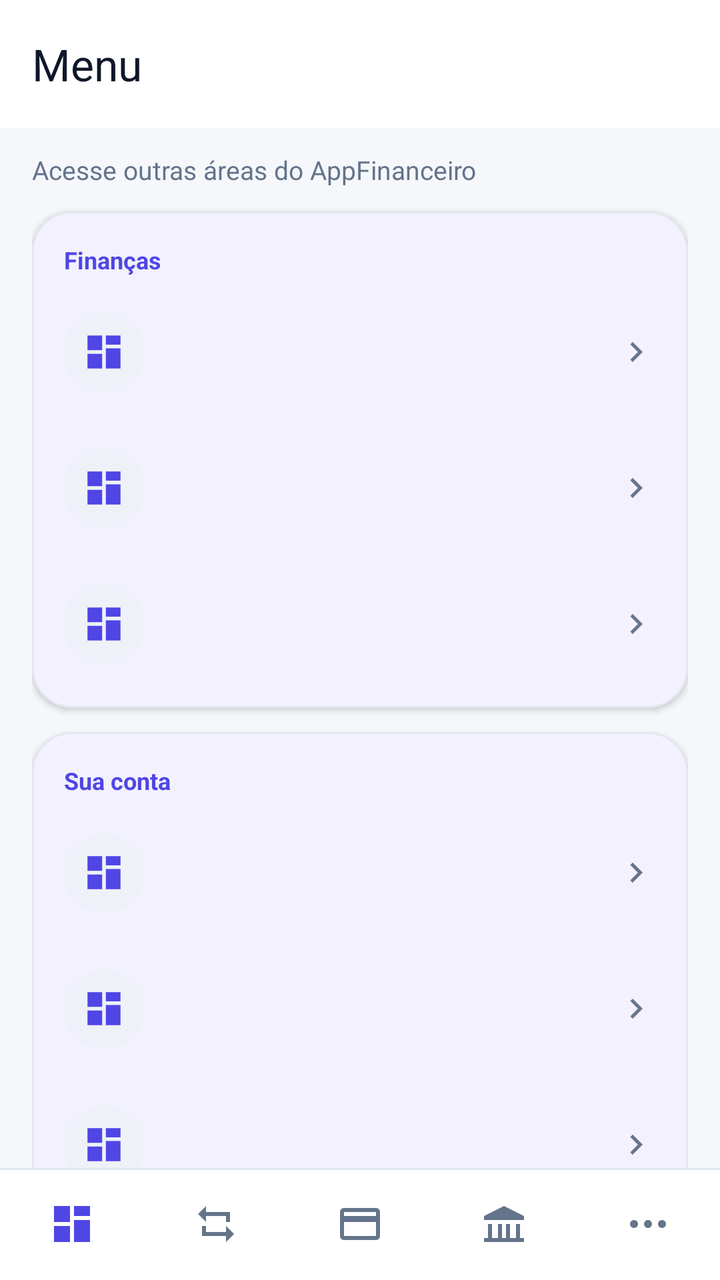
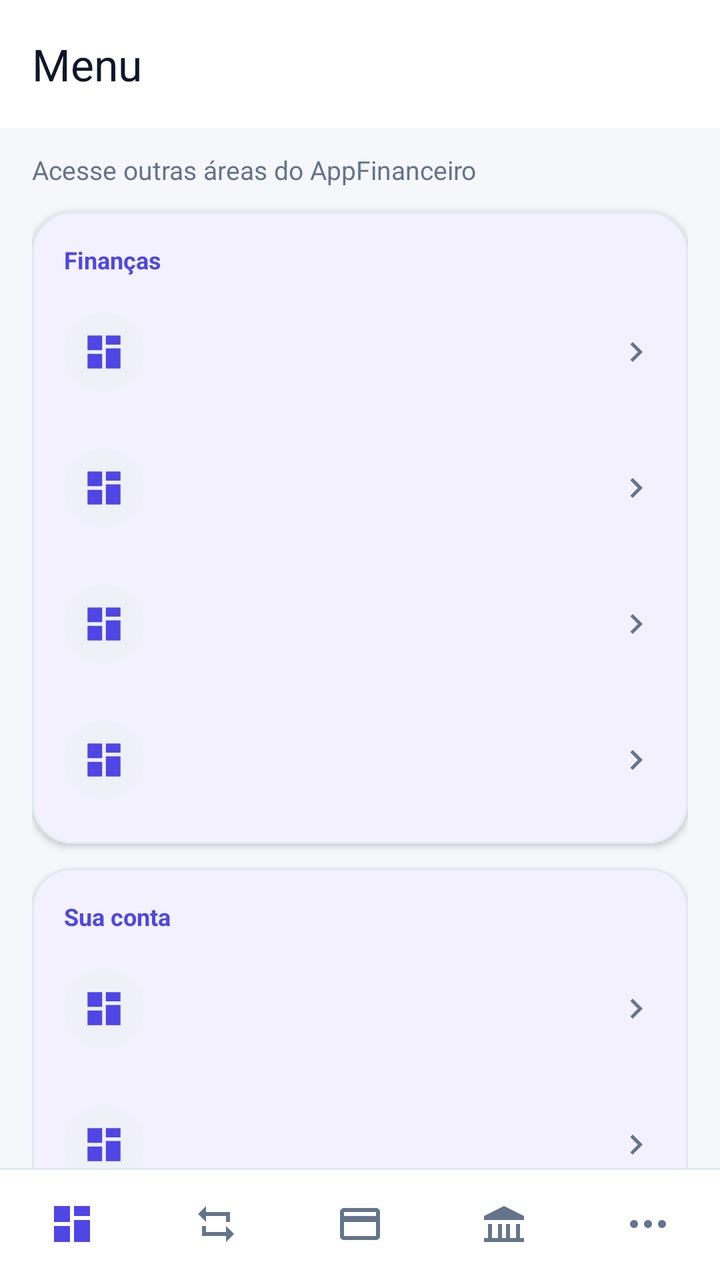

Screens rendered from an Android XML layout before and after an edit, with the pre-edit source and the edit as a unified diff.
<!-- AndroidManifest.xml: activity theme Theme.Appfinanceiro -->
<!-- res/layout/activity_menu.xml -->
<?xml version="1.0" encoding="utf-8"?>
<androidx.coordinatorlayout.widget.CoordinatorLayout xmlns:android="http://schemas.android.com/apk/res/android"
    xmlns:app="http://schemas.android.com/apk/res-auto"
    xmlns:tools="http://schemas.android.com/tools"
    android:layout_width="match_parent"
    android:layout_height="match_parent"
    android:background="?android:attr/colorBackground"
    tools:context=".ui.menu.MenuActivity">

    <com.google.android.material.appbar.AppBarLayout
        android:layout_width="match_parent"
        android:layout_height="wrap_content"
        android:background="?attr/colorSurface">

        <com.google.android.material.appbar.MaterialToolbar
            style="@style/ModernToolbar"
            android:layout_width="match_parent"
            android:layout_height="?attr/actionBarSize"
            android:background="?attr/colorSurface"
            app:title="Menu"
            app:titleTextColor="?attr/colorOnSurface" />
    </com.google.android.material.appbar.AppBarLayout>

    <androidx.core.widget.NestedScrollView
        android:layout_width="match_parent"
        android:layout_height="match_parent"
        android:clipToPadding="false"
        android:fillViewport="true"
        app:layout_behavior="@string/appbar_scrolling_view_behavior">

        <LinearLayout
            android:layout_width="match_parent"
            android:layout_height="wrap_content"
            android:orientation="vertical"
            android:paddingStart="16dp"
            android:paddingTop="12dp"
            android:paddingEnd="16dp"
            android:paddingBottom="104dp">

            <TextView
                android:layout_width="match_parent"
                android:layout_height="wrap_content"
                android:layout_marginBottom="12dp"
                android:text="Acesse outras áreas do AppFinanceiro"
                android:textColor="?attr/colorOnSurfaceVariant"
                android:textSize="13sp" />

            <com.google.android.material.card.MaterialCardView
                style="@style/ModernCard"
                android:layout_width="match_parent"
                android:layout_height="wrap_content"
                android:layout_marginBottom="12dp">

                <LinearLayout
                    android:layout_width="match_parent"
                    android:layout_height="wrap_content"
                    android:orientation="vertical"
                    android:padding="8dp">

                    <TextView
                        android:layout_width="match_parent"
                        android:layout_height="wrap_content"
                        android:paddingStart="8dp"
                        android:paddingTop="8dp"
                        android:paddingEnd="8dp"
                        android:paddingBottom="4dp"
                        android:text="Finanças"
                        android:textColor="?attr/colorPrimary"
                        android:textSize="12sp"
                        android:textStyle="bold" />

                    <include
                        android:id="@+id/menuCategories"
                        layout="@layout/item_menu_option" />

                    <include
                        android:id="@+id/menuReports"
                        layout="@layout/item_menu_option" />

                    <include
                        android:id="@+id/menuImport"
                        layout="@layout/item_menu_option" />
                </LinearLayout>
            </com.google.android.material.card.MaterialCardView>

            <com.google.android.material.card.MaterialCardView
                style="@style/ModernCard"
                android:layout_width="match_parent"
                android:layout_height="wrap_content"
                android:layout_marginBottom="24dp">

                <LinearLayout
                    android:layout_width="match_parent"
                    android:layout_height="wrap_content"
                    android:orientation="vertical"
                    android:padding="8dp">

                    <TextView
                        android:layout_width="match_parent"
                        android:layout_height="wrap_content"
                        android:paddingStart="8dp"
                        android:paddingTop="8dp"
                        android:paddingEnd="8dp"
                        android:paddingBottom="4dp"
                        android:text="Sua conta"
                        android:textColor="?attr/colorPrimary"
                        android:textSize="12sp"
                        android:textStyle="bold" />

                    <include
                        android:id="@+id/menuProfile"
                        layout="@layout/item_menu_option" />

                    <include
                        android:id="@+id/menuSettings"
                        layout="@layout/item_menu_option" />

                    <include
                        android:id="@+id/menuNotifications"
                        layout="@layout/item_menu_option" />
                </LinearLayout>
            </com.google.android.material.card.MaterialCardView>
        </LinearLayout>
    </androidx.core.widget.NestedScrollView>

    <include
        android:id="@+id/bottomNavigation"
        layout="@layout/bottom_navigation"
        android:layout_width="match_parent"
        android:layout_height="wrap_content"
        android:layout_gravity="bottom" />

</androidx.coordinatorlayout.widget.CoordinatorLayout>
<!-- res/layout/item_menu_option.xml (included above) -->
<?xml version="1.0" encoding="utf-8"?>
<LinearLayout xmlns:android="http://schemas.android.com/apk/res/android"
    xmlns:app="http://schemas.android.com/apk/res-auto"
    android:layout_width="match_parent"
    android:layout_height="68dp"
    android:background="?attr/selectableItemBackground"
    android:clickable="true"
    android:focusable="true"
    android:gravity="center_vertical"
    android:orientation="horizontal"
    android:paddingHorizontal="8dp">

    <FrameLayout
        android:layout_width="40dp"
        android:layout_height="40dp"
        android:background="@drawable/bg_icon_circle">

        <ImageView
            android:id="@+id/menuOptionIcon"
            android:layout_width="22dp"
            android:layout_height="22dp"
            android:layout_gravity="center"
            android:contentDescription="@null"
            android:src="@drawable/ic_menu_categories"
            app:tint="?attr/colorPrimary" />
    </FrameLayout>

    <LinearLayout
        android:layout_width="0dp"
        android:layout_height="wrap_content"
        android:layout_marginStart="12dp"
        android:layout_weight="1"
        android:orientation="vertical">

        <TextView
            android:id="@+id/menuOptionTitle"
            android:layout_width="match_parent"
            android:layout_height="wrap_content"
            android:textColor="?attr/colorOnSurface"
            android:textSize="15sp"
            android:textStyle="bold" />

        <TextView
            android:id="@+id/menuOptionSubtitle"
            android:layout_width="match_parent"
            android:layout_height="wrap_content"
            android:layout_marginTop="1dp"
            android:textColor="?attr/colorOnSurfaceVariant"
            android:textSize="12sp" />
    </LinearLayout>

    <ImageView
        android:layout_width="20dp"
        android:layout_height="20dp"
        android:contentDescription="@null"
        android:rotation="270"
        android:src="@drawable/ic_chevron_down"
        app:tint="?attr/colorOnSurfaceVariant" />
</LinearLayout>
<!-- res/layout/bottom_navigation.xml (included above) -->
<?xml version="1.0" encoding="utf-8"?>
<com.google.android.material.bottomnavigation.BottomNavigationView xmlns:android="http://schemas.android.com/apk/res/android"
    xmlns:app="http://schemas.android.com/apk/res-auto"
    android:id="@+id/bottomNavigation"
    android:layout_width="match_parent"
    android:layout_height="wrap_content"
    android:background="@drawable/bg_bottom_navigation"
    android:elevation="8dp"
    android:minHeight="56dp"
    app:itemIconSize="24dp"
    app:itemIconTint="@color/navigation_item_tint"
    app:itemPaddingBottom="6dp"
    app:itemPaddingTop="6dp"
    app:itemTextColor="@color/navigation_item_tint"
    app:labelVisibilityMode="unlabeled"
    app:menu="@menu/menu_bottom_navigation" />
<!-- resources referenced by this layout -->
<resources>
  <!-- drawable bg_bottom_navigation (drawable) -->
  <?xml version="1.0" encoding="utf-8"?>
  <layer-list xmlns:android="http://schemas.android.com/apk/res/android">
      <item>
          <shape android:shape="rectangle">
              <solid android:color="?attr/colorSurface" />
          </shape>
      </item>
      <item
          android:height="1dp"
          android:gravity="top">
          <shape android:shape="rectangle">
              <solid android:color="?attr/colorOutline" />
          </shape>
      </item>
  </layer-list>
  <!-- drawable bg_icon_circle (drawable) -->
  <?xml version="1.0" encoding="utf-8"?>
  <shape xmlns:android="http://schemas.android.com/apk/res/android"
      android:shape="oval">
      <solid android:color="?attr/colorSurfaceVariant" />
  </shape>
  <!-- drawable ic_chevron_down (drawable) -->
  <?xml version="1.0" encoding="utf-8"?>
  <vector xmlns:android="http://schemas.android.com/apk/res/android"
      android:width="24dp"
      android:height="24dp"
      android:viewportWidth="24"
      android:viewportHeight="24">
      <path
          android:fillColor="@color/on_surface_variant"
          android:pathData="M7.41,8.59L12,13.17l4.59,-4.58L18,10l-6,6 -6,-6z" />
  </vector>
  <!-- drawable ic_menu_categories (drawable) -->
  <vector xmlns:android="http://schemas.android.com/apk/res/android"
      android:width="24dp" android:height="24dp"
      android:viewportWidth="24" android:viewportHeight="24">
      <path android:fillColor="#FF000000" android:pathData="M3,3h8v8H3zM13,3h8v5h-8zM13,10h8v11h-8zM3,13h8v8H3z" />
  </vector>
  <style name="ModernCard" parent="Widget.Material3.CardView.Filled">
          <item name="cardBackgroundColor">?attr/colorSurface</item>
          <item name="cardCornerRadius">20dp</item>
          <item name="cardElevation">2dp</item>
          <item name="strokeColor">?attr/colorOutline</item>
          <item name="strokeWidth">1dp</item>
      </style>
  <style name="ModernToolbar" parent="Widget.Material3.Toolbar">
          <item name="android:background">?attr/colorSurface</item>
          <item name="android:elevation">0dp</item>
          <item name="titleTextColor">?attr/colorOnSurface</item>
          <item name="subtitleTextColor">?attr/colorOnSurfaceVariant</item>
          <item name="navigationIconTint">?attr/colorPrimary</item>
      </style>
  <style name="Theme.Appfinanceiro" parent="Theme.Appfinanceiro.Base">
          <item name="android:windowLightStatusBar">true</item>
          <item name="android:windowLightNavigationBar">true</item>
      </style>
  <color name="on_surface_variant">#FF64748B</color>
  <color name="brand_primary">#FF4F46E5</color>
  <color name="on_brand">#FFFFFFFF</color>
  <color name="surface_variant">#FFEEF1F8</color>
  <color name="on_surface">#FF0F172A</color>
  <color name="brand_secondary">#FF0EA5E9</color>
  <color name="cta_primary">#FF047857</color>
  <color name="on_cta">#FFFFFFFF</color>
  <color name="surface">#FFFFFFFF</color>
  <color name="surface_elevated">#FFFFFFFF</color>
  <color name="background">#FFF6F7FB</color>
  <color name="on_background">#FF0F172A</color>
  <color name="error">#FFDC2626</color>
  <color name="on_error">#FFFFFFFF</color>
  <color name="outline">#FFE2E8F0</color>
  <!-- unchanged entries left out for length: 1 -->
</resources>

<!-- the commit's change to res/layout/activity_menu.xml (unified diff, before → after) -->
@@ -68,6 +68,10 @@
                         android:textColor="?attr/colorPrimary"
                         android:textSize="12sp"
                         android:textStyle="bold" />
+
+                    <include
+                        android:id="@+id/menuFinanceSpace"
+                        layout="@layout/item_menu_option" />
 
                     <include
                         android:id="@+id/menuCategories"
